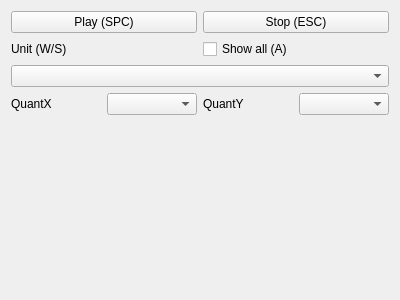
yuxshao/ptcollab, file SideMenu.ui: the form before one commit.
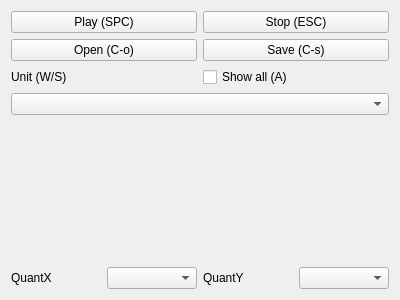
The form after the commit. Icons and pictures are not drawn.

What changed in the file:
```diff
--- a/SideMenu.ui
+++ b/SideMenu.ui
@@ -41,6 +41,30 @@
      </item>
     </layout>
    </item>
+   <item>
+    <layout class="QHBoxLayout" name="horizontalLayout_4">
+     <item>
+      <widget class="QPushButton" name="openBtn">
+       <property name="focusPolicy">
+        <enum>Qt::NoFocus</enum>
+       </property>
+       <property name="text">
+        <string>Open (C-o)</string>
+       </property>
+      </widget>
+     </item>
+     <item>
+      <widget class="QPushButton" name="saveBtn">
+       <property name="focusPolicy">
+        <enum>Qt::NoFocus</enum>
+       </property>
+       <property name="text">
+        <string>Save (C-s)</string>
+       </property>
+      </widget>
+     </item>
+    </layout>
+   </item>
    <item>
     <layout class="QHBoxLayout" name="horizontalLayout">
      <item>
@@ -69,38 +93,6 @@
      </property>
     </widget>
    </item>
-   <item>
-    <layout class="QHBoxLayout" name="horizontalLayout_3">
-     <item>
-      <widget class="QLabel" name="label_2">
-       <property name="text">
-        <string>QuantX</string>
-       </property>
-      </widget>
-     </item>
-     <item>
-      <widget class="QComboBox" name="quantX">
-       <property name="focusPolicy">
-        <enum>Qt::NoFocus</enum>
-       </property>
-      </widget>
-     </item>
-     <item>
-      <widget class="QLabel" name="label_3">
-       <property name="text">
-        <string>QuantY</string>
-       </property>
-      </widget>
-     </item>
-     <item>
-      <widget class="QComboBox" name="quantY">
-       <property name="focusPolicy">
-        <enum>Qt::NoFocus</enum>
-       </property>
-      </widget>
-     </item>
-    </layout>
-   </item>
    <item>
     <spacer name="verticalSpacer">
      <property name="orientation">
@@ -114,6 +106,38 @@
      </property>
     </spacer>
    </item>
+   <item>
+    <layout class="QHBoxLayout" name="horizontalLayout_3">
+     <item>
+      <widget class="QLabel" name="label_2">
+       <property name="text">
+        <string>QuantX</string>
+       </property>
+      </widget>
+     </item>
+     <item>
+      <widget class="QComboBox" name="quantX">
+       <property name="focusPolicy">
+        <enum>Qt::NoFocus</enum>
+       </property>
+      </widget>
+     </item>
+     <item>
+      <widget class="QLabel" name="label_3">
+       <property name="text">
+        <string>QuantY</string>
+       </property>
+      </widget>
+     </item>
+     <item>
+      <widget class="QComboBox" name="quantY">
+       <property name="focusPolicy">
+        <enum>Qt::NoFocus</enum>
+       </property>
+      </widget>
+     </item>
+    </layout>
+   </item>
   </layout>
  </widget>
  <resources/>
```
Left out of the diff: 3 changed lines with no effect on the pictures.
